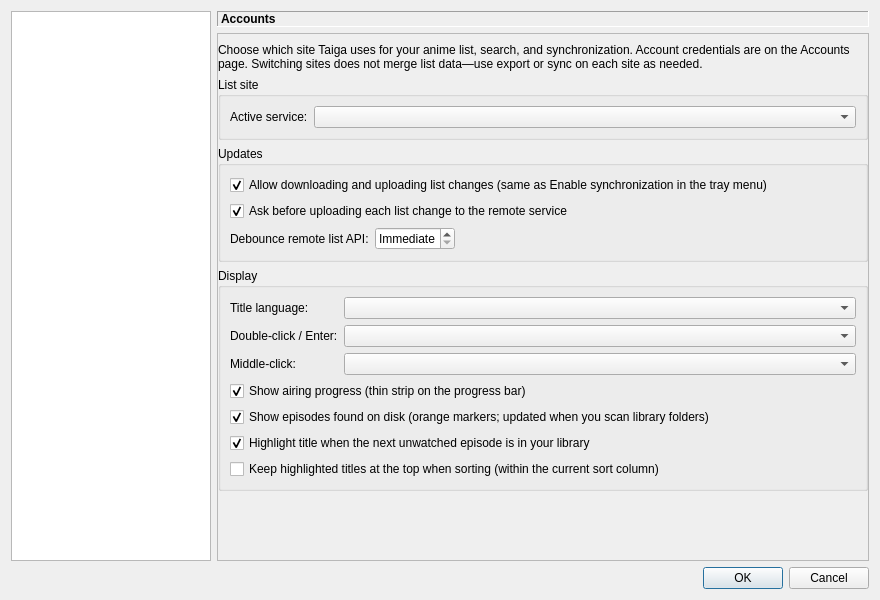
The window that src/gui/settings/settings_dialog.ui (RobertCiochina/taigaV2) describes before a commit, drawn with Qt 5.
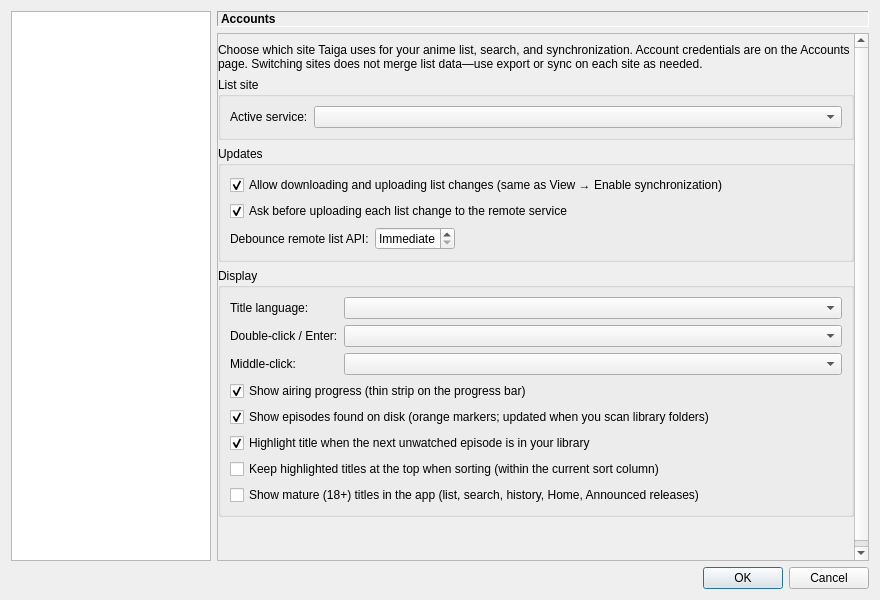
The same window after the commit. The open tabs and pages were chosen to show the change.

Commit message: Enhance navigation sidebar and mature content filtering

Diff of the .ui file:
```diff
--- a/src/gui/settings/settings_dialog.ui
+++ b/src/gui/settings/settings_dialog.ui
@@ -1424,7 +1424,7 @@
               <item>
                <widget class="QCheckBox" name="checkListUpdatesEnabled">
                 <property name="text">
-                 <string>Allow downloading and uploading list changes (same as Enable synchronization in the tray menu)</string>
+                 <string>Allow downloading and uploading list changes (same as View → Enable synchronization)</string>
                 </property>
                 <property name="checked">
                  <bool>true</bool>
@@ -1560,6 +1560,16 @@
                 </property>
                </widget>
               </item>
+              <item row="7" column="0" colspan="2">
+               <widget class="QCheckBox" name="checkListShowMatureContent">
+                <property name="text">
+                 <string>Show mature (18+) titles in the app (list, search, history, Home, Announced releases)</string>
+                </property>
+                <property name="checked">
+                 <bool>false</bool>
+                </property>
+               </widget>
+              </item>
              </layout>
             </widget>
            </item>
```
The commit also changes 35 other files.
